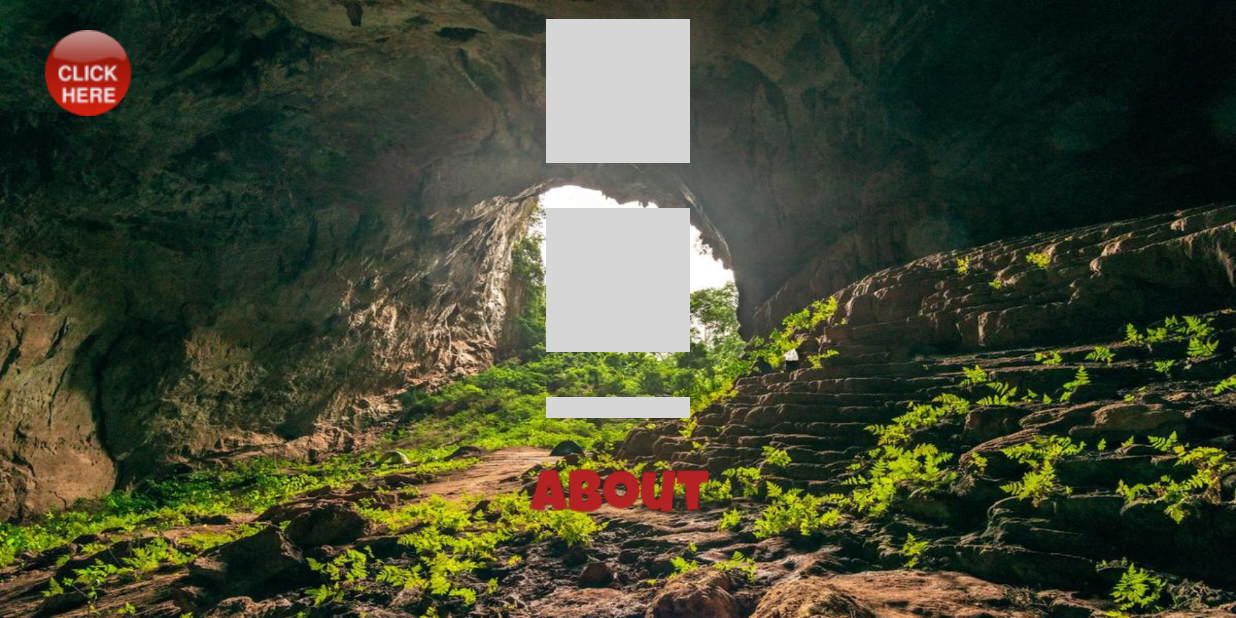
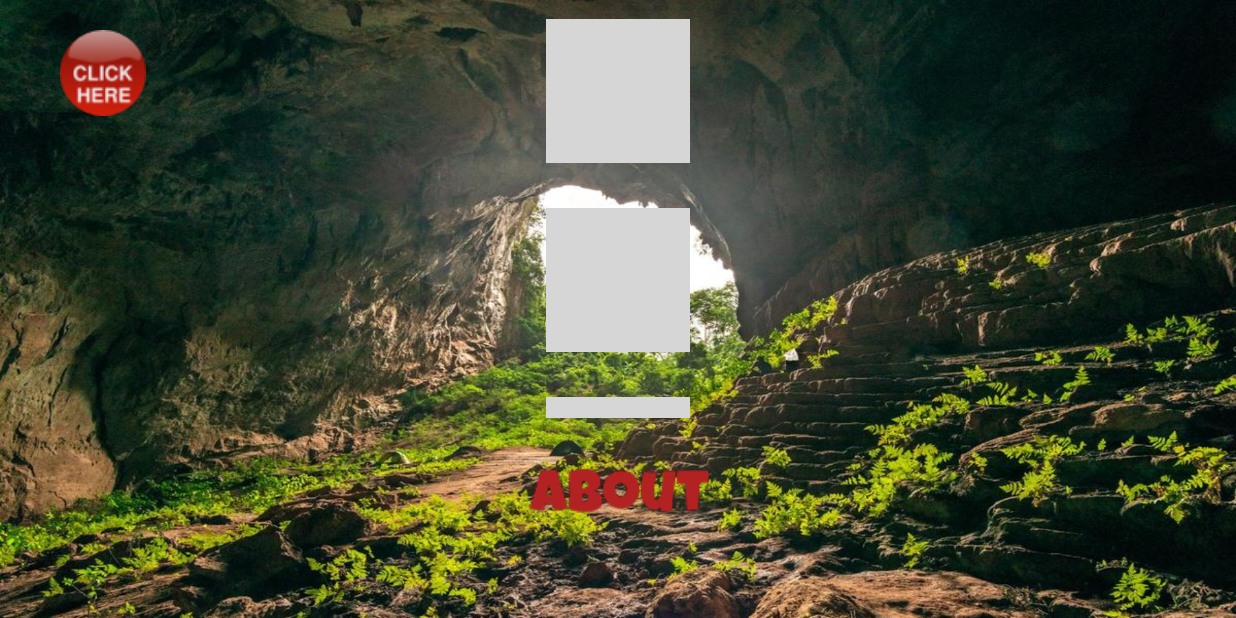
Before and after one commit to akash-rajak/Cave-Man-Game, an Android app: the MainActivity screen opened directly, with no data from a screen before it, on a phone screen of 824 x 412 dp (held sideways). Run offline under Robolectric (Android 15) with nearby library versions, the phone set to English and light mode, and no system bars; Roboto replaces fonts that are not available here; 1 statement that could not run was skipped.

Commit message:
Adjusted click here button

```diff
--- a/app/src/main/res/layout/menu_layout.xml
+++ b/app/src/main/res/layout/menu_layout.xml
@@ -78,7 +78,7 @@
           android:id="@+id/click_button"
           android:layout_width="wrap_content"
           android:layout_height="wrap_content"
-          android:layout_marginLeft="30dip"
+          android:layout_marginLeft="40dip"
           android:layout_marginTop="20dip"
           android:background="@layout/clickbutton_layout"
           android:soundEffectsEnabled="false"/>
```
